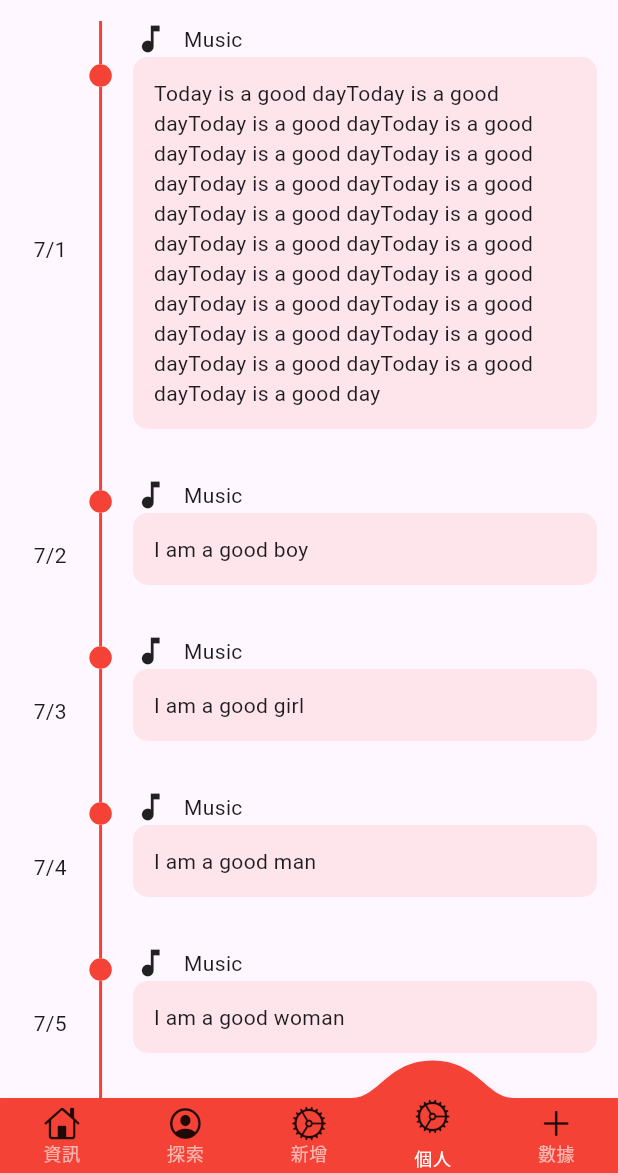
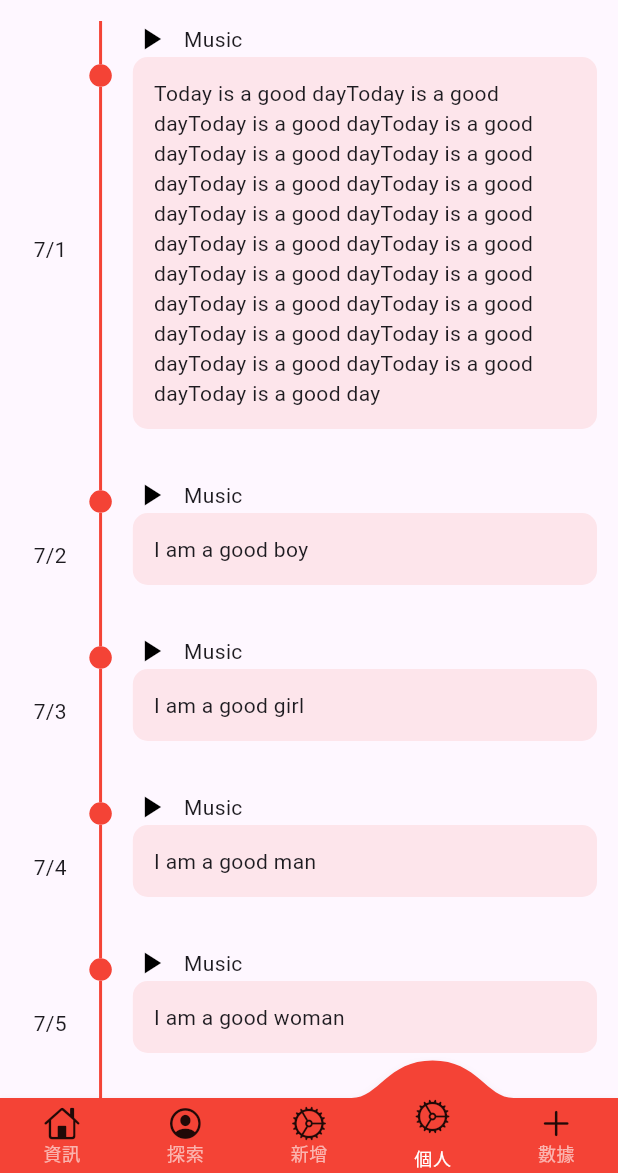
Before and after one commit to SimonLiu423/cc_diary, a Flutter app: the screen it shows after launch, item 4 of the bottom bar chosen, on a phone screen of 412 x 824 dp, the part 63-1236 px from its top. Run offline on Flutter 3.47's test engine with Material 3 defaults, Android fonts, the phone set to English and light mode, and no system bars; drawn by our look-alikes of convex_bottom_bar, timelines; our stand-ins replace bloc, equatable, flutter_bloc, just_audio, rxdart; missing offline and left inert: audio_session; generated files the repository leaves out were written again; network calls fail; statements that could not run were skipped.

Commit message:
Feat: music bar ui

```diff
--- a/lib/features/me/widgets/music_bar.dart
+++ b/lib/features/me/widgets/music_bar.dart
@@ -1,6 +1,5 @@
 import 'package:audio_session/audio_session.dart';
 import 'package:cc_diary/features/me/widgets/seek_bar.dart';
-import 'package:cc_diary/features/me/widgets/tmp.dart';
 import 'package:flutter/material.dart';
 import 'package:flutter/services.dart';
 import 'package:just_audio/just_audio.dart';
@@ -87,6 +86,17 @@ class _MusicBarState extends State<MusicBar> with WidgetsBindingObserver {
       },
       child: Row(
         children: [
+          StreamBuilder<PlayerState>(
+            stream: _player.playerStateStream,
+            builder: (context, snapshot) {
+              final playing = snapshot.data?.playing;
+              if (playing == true) {
+                return const Icon(Icons.pause, color: Colors.black);
+              } else {
+                return const Icon(Icons.play_arrow, color: Colors.black);
+              }
+            },
+          ),
           const MusicTitle(),
         ],
       ),
@@ -99,20 +109,11 @@ class MusicTitle extends StatelessWidget {
 
   @override
   Widget build(BuildContext context) {
-    return GestureDetector(
-      onTap: () {
-        // showDialog(
-        //   context: context,
-        //   builder: (context) => const Tmp(),
-        // );
-      },
-      child: Row(
-        children: [
-          Icon(Icons.music_note),
-          SizedBox(width: 10),
-          Text('Music'),
-        ],
-      ),
+    return const Row(
+      children: [
+        SizedBox(width: 10),
+        Text('Music'),
+      ],
     );
   }
 }
```
